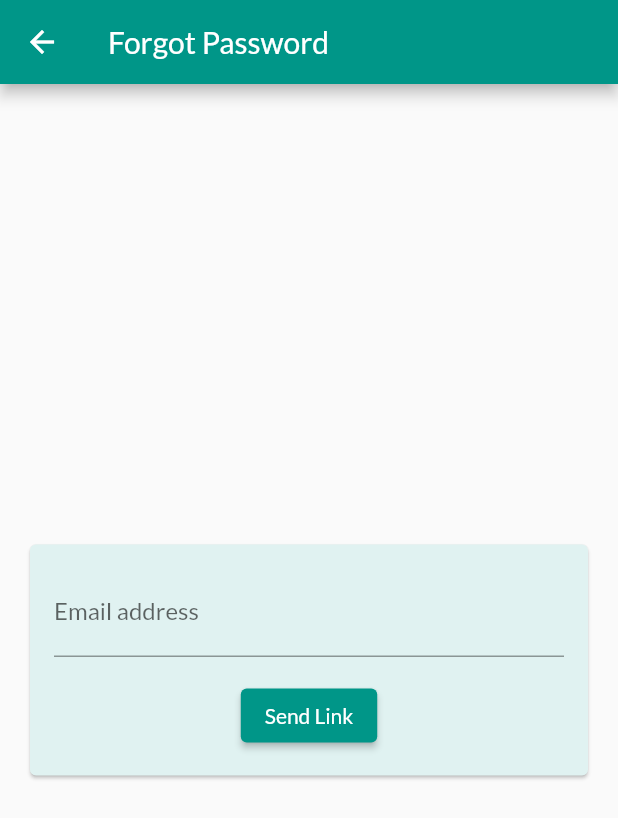
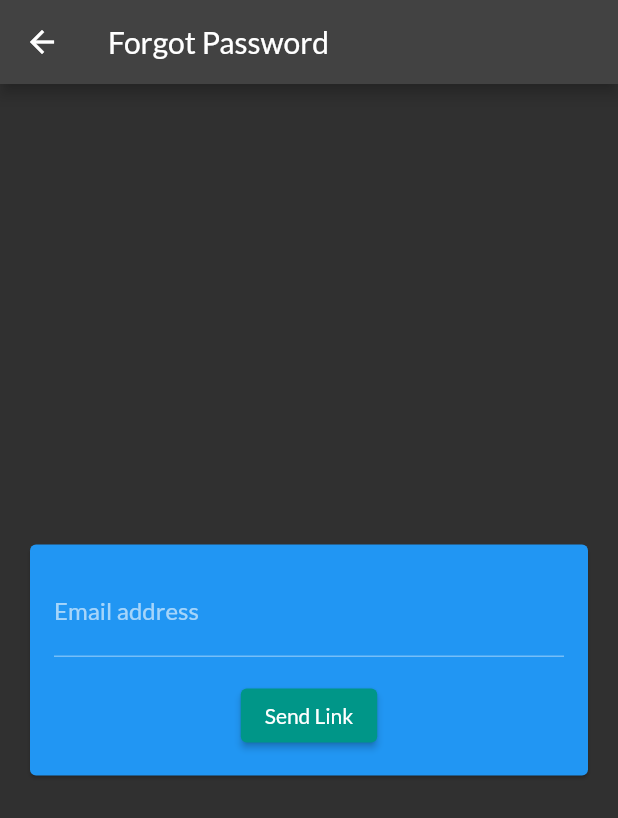
Before and after one commit to anshul19912/chat_app, a Flutter app: the screen it shows after launch, after a tap on "Forgot Password?", on a phone screen of 412 x 824 dp. Shown: the top 818 px of the screen. Run offline on Flutter 3.47's test engine with Material 2 defaults, Android fonts, the phone set to English and light mode, and no system bars; our stand-ins replace cached_network_image, cloud_firestore, firebase_auth, firebase_core, firebase_messaging, firebase_storage and 1 more; accounts and stored records are empty.

Commit message:
updated code

```diff
--- a/lib/main.dart
+++ b/lib/main.dart
@@ -1,4 +1,3 @@
-// @dart=2.9
 import 'package:chat_app/screens/auth_screen.dart';
 import 'package:chat_app/screens/chat_screen.dart';
 import 'package:chat_app/screens/splash_screen.dart';
@@ -23,10 +22,12 @@ class MyApp extends StatelessWidget {
           return MaterialApp(
             debugShowCheckedModeBanner: false,
             theme: ThemeData(
-              primarySwatch: Colors.teal,
-              accentColor: Colors.blueGrey,
+              colorScheme: ColorScheme.fromSwatch(
+                primarySwatch: Colors.teal,
+                accentColor: Colors.black,
+                brightness: Brightness.dark,
+              ),
               fontFamily: 'Lato',
-              accentColorBrightness: Brightness.dark,
             ),
             home: appSnapshot.connectionState != ConnectionState.done
                 ? SplashScreen()
--- a/lib/screens/chat_screen.dart
+++ b/lib/screens/chat_screen.dart
@@ -13,7 +13,7 @@ class ChatScreen extends StatelessWidget {
   @override
   Widget build(BuildContext context) {
     return Scaffold(
-      backgroundColor: Colors.teal[50],
+      backgroundColor: Colors.brown,
       appBar: AppBar(
         title: Text('Chats'),
         actions: [
--- a/lib/screens/edit_profile_screen.dart
+++ b/lib/screens/edit_profile_screen.dart
@@ -75,7 +75,7 @@ class _EditProfileScreenState extends State<EditProfileScreen> {
           child: isLoading
               ? CircularProgressIndicator()
               : Card(
-                  color: Colors.green[50],
+                  color: Colors.blue[200],
                   margin: EdgeInsets.all(20),
                   child: Padding(
                     padding: EdgeInsets.all(16),
--- a/lib/screens/forgot_pass_screen.dart
+++ b/lib/screens/forgot_pass_screen.dart
@@ -24,7 +24,7 @@ class _ForgotPassScreenState extends State<ForgotPassScreen> {
       ),
       body: Center(
         child: Card(
-          color: Colors.teal[50],
+          color: Colors.blue,
           margin: EdgeInsets.all(20),
           child: Padding(
             padding: EdgeInsets.all(16),
--- a/lib/screens/user_profile_screen.dart
+++ b/lib/screens/user_profile_screen.dart
@@ -56,9 +56,7 @@ class _UserProfileScreenState extends State<UserProfileScreen> {
       backgroundColor: Colors.teal[50],
       body: Center(
         child: isLoading
-            ? CircularProgressIndicator(
-
-              )
+            ? CircularProgressIndicator()
             : Column(
                 children: [
                   SizedBox(
@@ -68,7 +66,7 @@ class _UserProfileScreenState extends State<UserProfileScreen> {
                     image: CachedNetworkImageProvider(userImage),
                   ),
                   Card(
-                    color: Colors.green[50],
+                    color: Colors.blue,
                     margin: EdgeInsets.all(18),
                     child: Padding(
                       padding: EdgeInsets.all(16),
--- a/lib/widgets/auth/auth_form.dart
+++ b/lib/widgets/auth/auth_form.dart
@@ -35,7 +35,7 @@ class _AuthFormState extends State<AuthForm>
           ),
         Center(
           child: Card(
-            color: Colors.green[50],
+            color: Colors.brown,
             margin: EdgeInsets.all(15),
             child: Padding(
               padding: EdgeInsets.all(10),
--- a/lib/widgets/chat/message_bubble.dart
+++ b/lib/widgets/chat/message_bubble.dart
@@ -158,7 +158,7 @@ class MessageBubble extends StatelessWidget {
                   children: [
                     Container(
                       decoration: BoxDecoration(
-                          color: Theme.of(context).accentColor,
+                           color: Theme.of(context).colorScheme.secondary,
                           borderRadius: BorderRadius.only(
                               topLeft: Radius.circular(12),
                               topRight: Radius.circular(12),
@@ -175,14 +175,14 @@ class MessageBubble extends StatelessWidget {
                               style: TextStyle(
                                   fontWeight: FontWeight.bold,
                                   color: Theme.of(context)
-                                      .accentTextTheme
+                                      .textTheme
                                       .headline1!
                                       .color)),
                           Text(
                             message,
                             style: TextStyle(
                                 color: Theme.of(context)
-                                    .accentTextTheme
+                                    .textTheme
                                     .headline1!
                                     .color),
                             textAlign: TextAlign.start,
--- a/lib/widgets/chat/new_message.dart
+++ b/lib/widgets/chat/new_message.dart
@@ -63,7 +63,9 @@ class _NewMessageState extends State<NewMessage> {
           Expanded(
               child: TextField(
             controller: messagecontroller,
-            decoration: InputDecoration(labelText: 'Send a Message'),
+            decoration: InputDecoration(
+                labelText: 'Send a Message',
+                labelStyle: TextStyle(color: Colors.black)),
             onChanged: (value) {
               // this will execute on every key stroke
               setState(() {
--- a/pubspec.yaml
+++ b/pubspec.yaml
@@ -39,7 +39,7 @@ dependencies:
   cloud_firestore: ^4.3.1
   firebase_auth: ^4.2.5
 
-  image_picker: 0.6.5+3
+  image_picker: 1.0.4
   firebase_storage: ^11.0.10
   firebase_messaging: ^14.2.0
 
```
Also changed, not shown: lib/widgets/pickers/user_image_picker.dart (+5 -3 lines), pubspec.lock, 6 other files.
